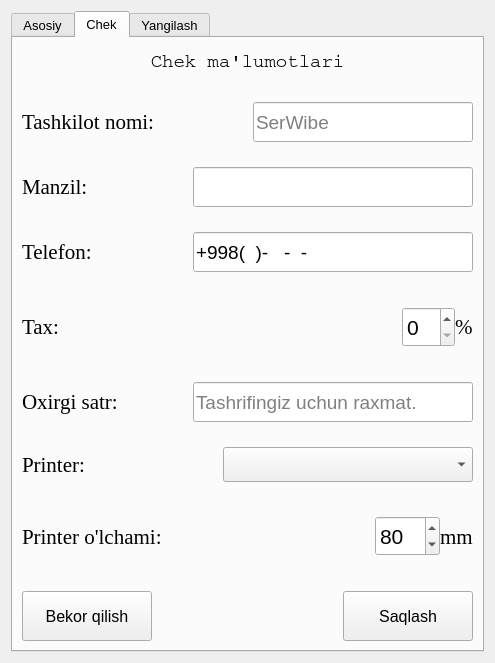
Above: Resources/ui/settings_widget.ui from hasanbekme/SerWibe before the change. Below: the same form after it.
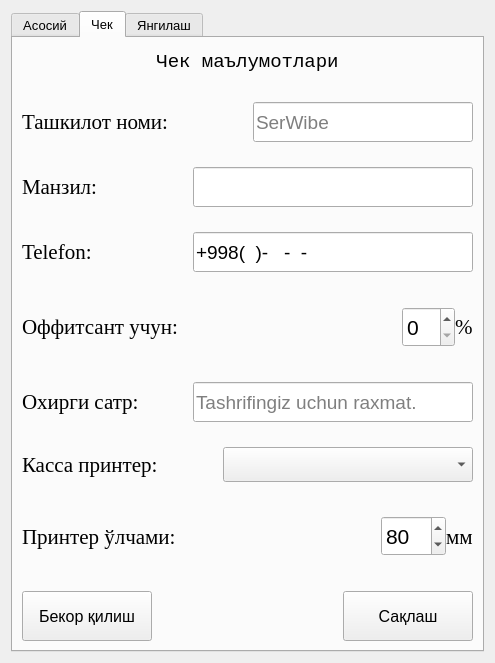
That is the form after the change. The open tabs and pages were chosen to show the change. Icons and pictures are not drawn.

What changed in the file:
```diff
--- a/Resources/ui/settings_widget.ui
+++ b/Resources/ui/settings_widget.ui
@@ -42,7 +42,7 @@
        </iconset>
       </attribute>
       <attribute name="title">
-       <string>Asosiy</string>
+       <string>Асосий</string>
       </attribute>
       <layout class="QGridLayout" name="gridLayout_3">
        <item row="0" column="0">
@@ -150,7 +150,7 @@
        </iconset>
       </attribute>
       <attribute name="title">
-       <string>Chek</string>
+       <string>Чек</string>
       </attribute>
       <layout class="QGridLayout" name="gridLayout">
        <item row="0" column="0">
@@ -173,7 +173,7 @@
             </font>
            </property>
            <property name="text">
-            <string>Chek ma'lumotlari</string>
+            <string>Чек маълумотлари</string>
            </property>
            <property name="alignment">
             <set>Qt::AlignCenter</set>
@@ -191,7 +191,7 @@
               </font>
              </property>
              <property name="text">
-              <string>Tashkilot nomi:</string>
+              <string>Ташкилот номи:</string>
              </property>
             </widget>
            </item>
@@ -233,7 +233,7 @@
               </font>
              </property>
              <property name="text">
-              <string>Manzil:</string>
+              <string>Манзил:</string>
              </property>
             </widget>
            </item>
@@ -317,7 +317,7 @@
               </font>
              </property>
              <property name="text">
-              <string>Tax:</string>
+              <string>Оффитсант учун:</string>
              </property>
             </widget>
            </item>
@@ -389,7 +389,7 @@
               </font>
              </property>
              <property name="text">
-              <string>Oxirgi satr:</string>
+              <string>Охирги сатр:</string>
              </property>
             </widget>
            </item>
@@ -431,7 +431,7 @@
               </font>
              </property>
              <property name="text">
-              <string>Printer:</string>
+              <string>Касса принтер:</string>
              </property>
             </widget>
            </item>
@@ -464,7 +464,7 @@
               </font>
              </property>
              <property name="text">
-              <string>Printer o'lchami:</string>
+              <string>Принтер ўлчами:</string>
              </property>
             </widget>
            </item>
@@ -523,7 +523,7 @@
                 </font>
                </property>
                <property name="text">
-                <string>mm</string>
+                <string>мм</string>
                </property>
               </widget>
              </item>
@@ -554,7 +554,7 @@
               </font>
              </property>
              <property name="text">
-              <string>Bekor qilish</string>
+              <string>Бекор қилиш</string>
              </property>
             </widget>
            </item>
@@ -592,7 +592,7 @@
               </font>
              </property>
              <property name="text">
-              <string>Saqlash</string>
+              <string>Сақлаш</string>
              </property>
             </widget>
            </item>
@@ -609,7 +609,7 @@
        </iconset>
       </attribute>
       <attribute name="title">
-       <string>Yangilash</string>
+       <string>Янгилаш</string>
       </attribute>
      </widget>
     </widget>
```
Left out of the diff: 10 changed lines with no effect on the pictures.
